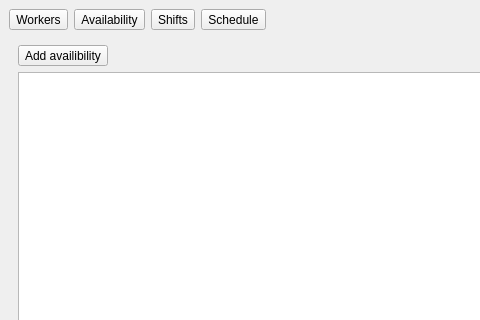
This is sources/mainwindow.ui in arxarian/shiftplanner as Qt 5 draws it before an edit; both pictures show x 0 to 480 and y 0 to 320 of the 800 by 600 pixel window. The edited form follows.
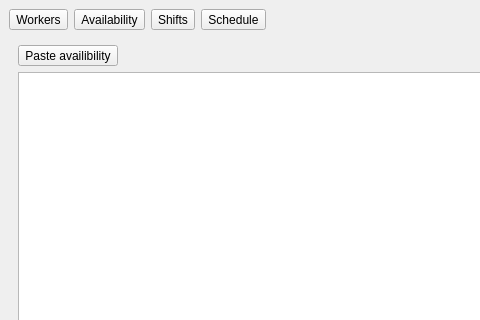
This is the edited form.

Diff of the .ui file:
```diff
--- a/sources/mainwindow.ui
+++ b/sources/mainwindow.ui
@@ -100,7 +100,7 @@
         <item row="0" column="0">
          <widget class="QToolButton" name="pushButtonAddWorkers">
           <property name="text">
-           <string>Add availibility</string>
+           <string>Paste availibility</string>
           </property>
          </widget>
         </item>
```
Left out of the diff: 2 changed lines with no effect on the pictures.
